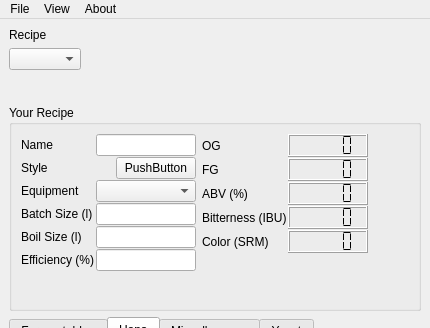
Brewtarget/brewtarget, file mainWindow.ui: the form before one commit; both pictures show x 0 to 430 and y 0 to 328 of the 430 by 605 pixel window.
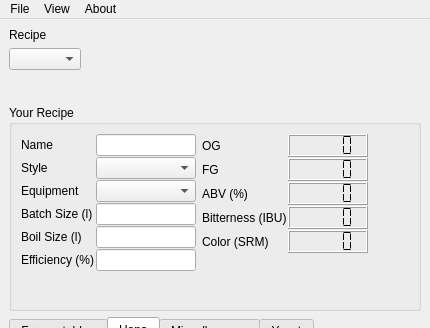
The form after the commit. The open tabs and pages were chosen to show the change. Custom widgets are drawn as their Qt base class.

Commit message: Now have a style editor. There may be bugs with the combo boxes.

The edit to the form file:
```diff
--- a/mainWindow.ui
+++ b/mainWindow.ui
@@ -148,15 +148,24 @@
               </widget>
              </item>
              <item>
-              <widget class="QPushButton" name="pushButton_style" >
+              <widget class="StyleComboBox" name="styleComboBox" >
                <property name="sizePolicy" >
-                <sizepolicy vsizetype="Fixed" hsizetype="Expanding" >
-                 <horstretch>0</horstretch>
+                <sizepolicy vsizetype="Fixed" hsizetype="Fixed" >
+                 <horstretch>100</horstretch>
                  <verstretch>0</verstretch>
                 </sizepolicy>
                </property>
-               <property name="text" >
-                <string>PushButton</string>
+               <property name="minimumSize" >
+                <size>
+                 <width>100</width>
+                 <height>0</height>
+                </size>
+               </property>
+               <property name="maximumSize" >
+                <size>
+                 <width>100</width>
+                 <height>16777215</height>
+                </size>
                </property>
               </widget>
              </item>
@@ -1008,6 +1017,11 @@
    <extends>QComboBox</extends>
    <header>RecipeComboBox.h</header>
   </customwidget>
+  <customwidget>
+   <class>StyleComboBox</class>
+   <extends>QComboBox</extends>
+   <header>StyleComboBox.h</header>
+  </customwidget>
   <customwidget>
    <class>YeastTableWidget</class>
    <extends>QTableView</extends>
```
Left out of the diff: 18 changed lines with no effect on the pictures. The commit also changes 17 other files.
